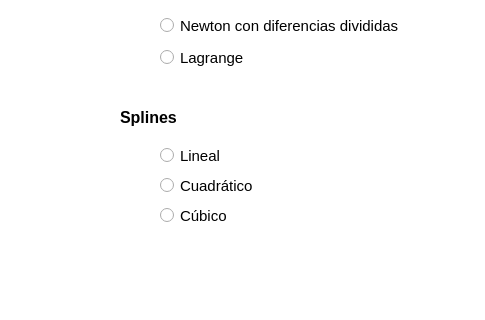
Old version of the form UI/interpolacion.ui in the repository dhoyoso/AnalisisNumerico; both pictures show x 0 to 485 and y 123 to 443 of the 861 by 563 pixel window.
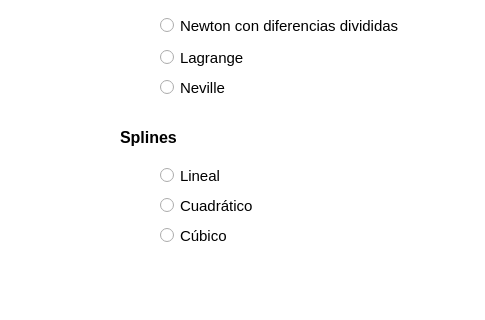
New version of the form.

```diff
--- a/UI/interpolacion.ui
+++ b/UI/interpolacion.ui
@@ -118,7 +118,7 @@
    <property name="geometry">
     <rect>
      <x>160</x>
-     <y>270</y>
+     <y>290</y>
      <width>211</width>
      <height>17</height>
     </rect>
@@ -157,7 +157,7 @@
    <property name="geometry">
     <rect>
      <x>120</x>
-     <y>230</y>
+     <y>250</y>
      <width>151</width>
      <height>21</height>
     </rect>
@@ -170,7 +170,7 @@
    <property name="geometry">
     <rect>
      <x>160</x>
-     <y>300</y>
+     <y>320</y>
      <width>211</width>
      <height>17</height>
     </rect>
@@ -196,7 +196,7 @@
    <property name="geometry">
     <rect>
      <x>160</x>
-     <y>330</y>
+     <y>350</y>
      <width>211</width>
      <height>17</height>
     </rect>
@@ -311,6 +311,32 @@
     <string>Ayuda</string>
    </property>
   </widget>
+  <widget class="QRadioButton" name="neville">
+   <property name="geometry">
+    <rect>
+     <x>160</x>
+     <y>200</y>
+     <width>211</width>
+     <height>21</height>
+    </rect>
+   </property>
+   <property name="font">
+    <font>
+     <pointsize>11</pointsize>
+     <weight>50</weight>
+     <bold>false</bold>
+    </font>
+   </property>
+   <property name="text">
+    <string>Neville</string>
+   </property>
+   <property name="iconSize">
+    <size>
+     <width>18</width>
+     <height>18</height>
+    </size>
+   </property>
+  </widget>
  </widget>
  <resources/>
  <connections/>
```
